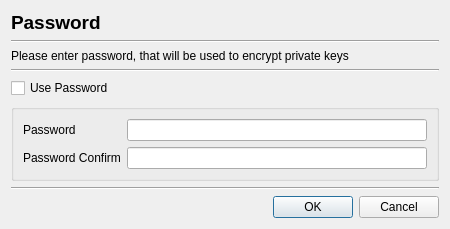
This is CertMan/set_pass_dlg.ui in jykim74/CertMan as Qt 5 draws it before an edit. The edited form follows.
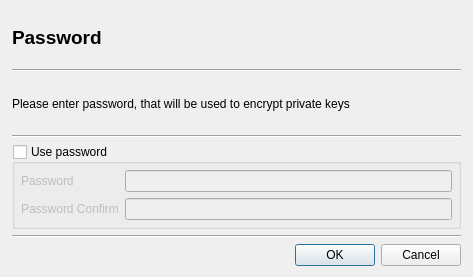
This is the edited form.

The edit to the form file:
```diff
--- a/CertMan/set_pass_dlg.ui
+++ b/CertMan/set_pass_dlg.ui
@@ -6,14 +6,23 @@
    <rect>
     <x>0</x>
     <y>0</y>
-    <width>444</width>
-    <height>227</height>
+    <width>473</width>
+    <height>277</height>
    </rect>
   </property>
   <property name="windowTitle">
    <string>Set Password</string>
   </property>
   <layout class="QVBoxLayout" name="verticalLayout">
+   <property name="leftMargin">
+    <number>12</number>
+   </property>
+   <property name="topMargin">
+    <number>12</number>
+   </property>
+   <property name="rightMargin">
+    <number>12</number>
+   </property>
    <item>
     <widget class="QLabel" name="label">
      <property name="font">
@@ -48,19 +57,33 @@
      </property>
     </widget>
    </item>
-   <item>
-    <widget class="QCheckBox" name="mUsePasswdCheck">
-     <property name="text">
-      <string>Use Password</string>
-     </property>
-    </widget>
-   </item>
    <item>
     <widget class="QGroupBox" name="mPasswdGroup">
      <property name="title">
-      <string/>
+      <string>Use password</string>
+     </property>
+     <property name="checkable">
+      <bool>true</bool>
+     </property>
+     <property name="checked">
+      <bool>false</bool>
      </property>
      <layout class="QVBoxLayout" name="verticalLayout_2">
+      <property name="spacing">
+       <number>6</number>
+      </property>
+      <property name="leftMargin">
+       <number>6</number>
+      </property>
+      <property name="topMargin">
+       <number>6</number>
+      </property>
+      <property name="rightMargin">
+       <number>6</number>
+      </property>
+      <property name="bottomMargin">
+       <number>6</number>
+      </property>
       <item>
        <layout class="QGridLayout" name="gridLayout_3">
         <item row="0" column="1">
```
Left out of the diff: 1 changed line with no effect on the pictures.
